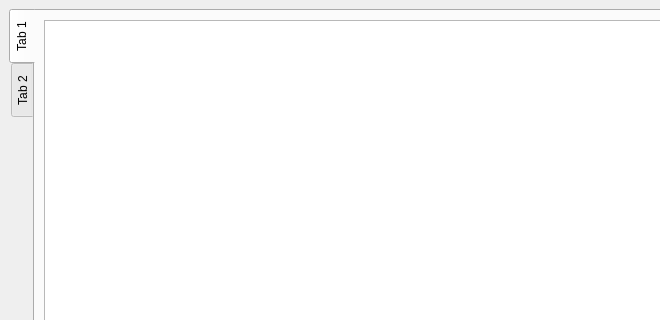
Before: the Qt Designer form mainwindow.ui in JackieCui00/management, drawn with Qt 5; both pictures show x 0 to 660 and y 0 to 320 of the 800 by 600 pixel window.
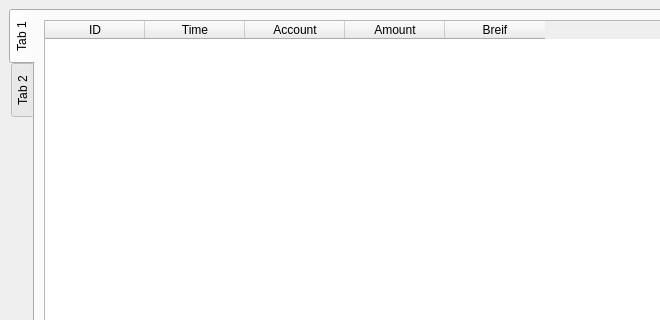
After: the same form once the commit is applied. Icons and pictures are not drawn.

```diff
--- a/mainwindow.ui
+++ b/mainwindow.ui
@@ -29,7 +29,33 @@
        </attribute>
        <layout class="QHBoxLayout" name="horizontalLayout">
         <item>
-         <widget class="QTableWidget" name="trade_table"/>
+         <widget class="QTableWidget" name="trade_table">
+          <column>
+           <property name="text">
+            <string>ID</string>
+           </property>
+          </column>
+          <column>
+           <property name="text">
+            <string>Time</string>
+           </property>
+          </column>
+          <column>
+           <property name="text">
+            <string>Account</string>
+           </property>
+          </column>
+          <column>
+           <property name="text">
+            <string>Amount</string>
+           </property>
+          </column>
+          <column>
+           <property name="text">
+            <string>Breif</string>
+           </property>
+          </column>
+         </widget>
         </item>
        </layout>
       </widget>
```
